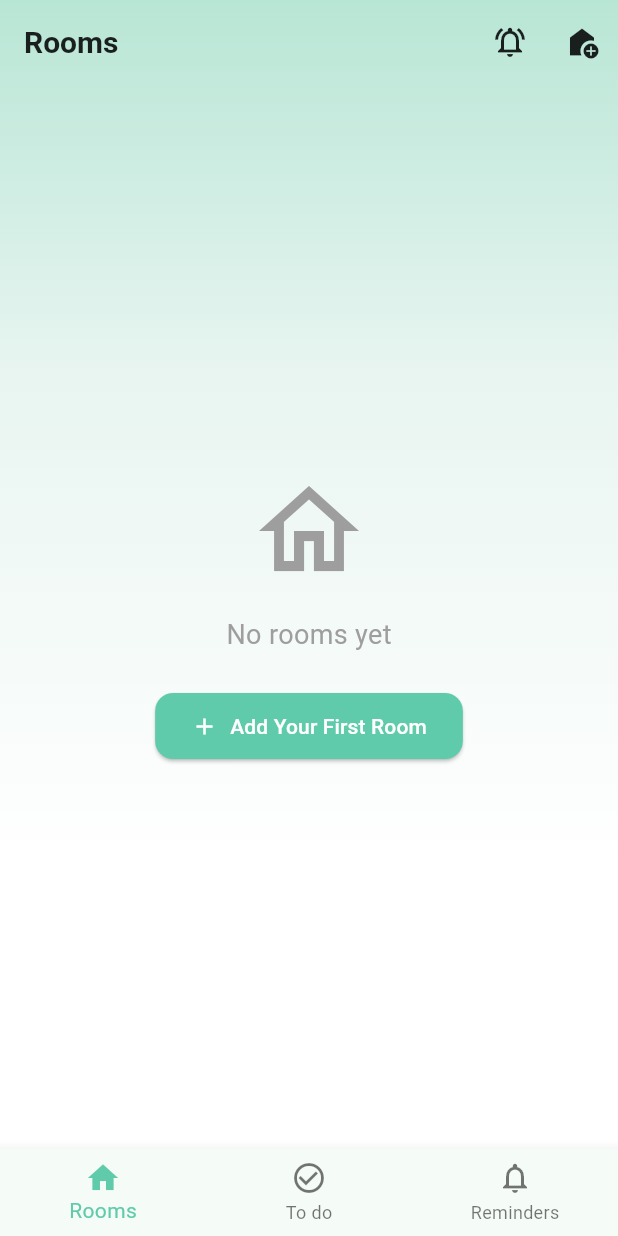
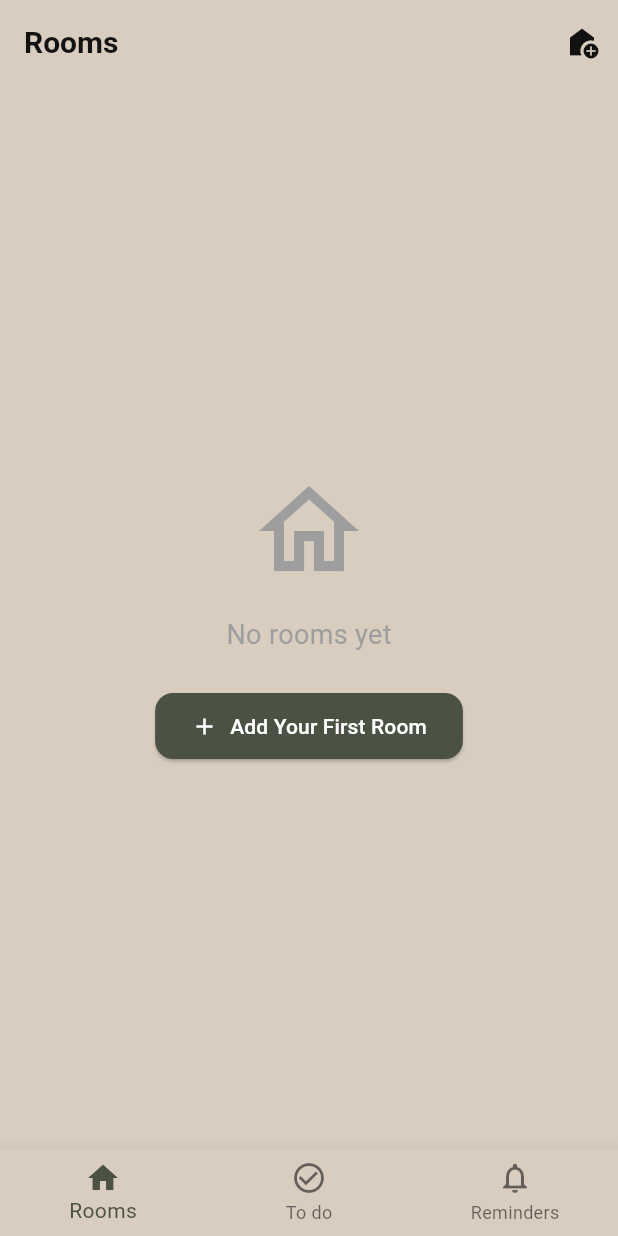
Before and after one commit to alexlamb10/cleaning_tracker, a Flutter app: the screen it shows after launch, on a phone screen of 412 x 824 dp. Run offline on Flutter 3.47's test engine with Material 3 defaults, Android fonts, the phone set to English and light mode, and no system bars; our stand-ins replace shared_preferences, supabase_flutter; missing offline and left inert: dart:js; accounts and stored records are empty; statements that could not run were skipped.

Commit message:
updated notifications

```diff
--- a/lib/main.dart
+++ b/lib/main.dart
@@ -22,15 +22,17 @@ class CleanTrackApp extends StatelessWidget {
       theme: ThemeData(
         useMaterial3: true,
         colorScheme: ColorScheme.fromSeed(
-          seedColor: const Color(0xFF5FCBAA),
-          primary: const Color(0xFF5FCBAA),
-          secondary: const Color(0xFF5FCBAA),
+          seedColor: const Color(0xFFA9BDC4), // Ether
+          primary: const Color(0xFF4B5244),   // Thicket
+          secondary: const Color(0xFF8C7D6E), // Silt
+          surface: const Color(0xFFD9CDBF),   // Bone
+          onSurface: const Color(0xFF121212), // Ink
         ),
-        scaffoldBackgroundColor: Colors.transparent,
+        scaffoldBackgroundColor: const Color(0xFFD9CDBF), // Bone
         cardTheme: const CardThemeData(
-          color: Colors.white,
-          elevation: 4,
-          shadowColor: Color(0x1A000000),
+          color: Colors.white, // Keep white for contrast, or maybe very light Bone
+          elevation: 2,
+          shadowColor: Color(0x1A4B5244), // Thicket with opacity
           shape: RoundedRectangleBorder(
             borderRadius: BorderRadius.all(Radius.circular(20)),
           ),
@@ -38,12 +40,16 @@ class CleanTrackApp extends StatelessWidget {
         appBarTheme: const AppBarTheme(
           backgroundColor: Colors.transparent,
           elevation: 0,
-          iconTheme: IconThemeData(color: Colors.black87),
+          iconTheme: IconThemeData(color: Color(0xFF121212)), // Ink
           titleTextStyle: TextStyle(
-            color: Colors.black87,
+            color: Color(0xFF121212), // Ink
             fontSize: 20,
             fontWeight: FontWeight.w600,
           ),
+        ),
+        textTheme: const TextTheme(
+          bodyMedium: TextStyle(color: Color(0xFF121212)), // Ink
+          titleMedium: TextStyle(color: Color(0xFF121212)), // Ink
         ),
       ),
       home: const DashboardScreen(),
--- a/lib/screens/add_room_screen.dart
+++ b/lib/screens/add_room_screen.dart
@@ -58,7 +58,7 @@ class _AddRoomScreenState extends State<AddRoomScreen> {
                   }
                 },
                 style: ElevatedButton.styleFrom(
-                  backgroundColor: const Color(0xFF5FCBAA),
+                  backgroundColor: const Color(0xFF4B5244), // Thicket
                   foregroundColor: Colors.white,
                   padding: const EdgeInsets.symmetric(vertical: 16),
                   shape: RoundedRectangleBorder(
--- a/lib/screens/add_task_screen.dart
+++ b/lib/screens/add_task_screen.dart
@@ -199,7 +199,7 @@ class _AddTaskScreenState extends State<AddTaskScreen> {
                           'Day',
                           style: TextStyle(
                             fontSize: 18,
-                            color: _frequencyUnit == FrequencyUnit.days ? const Color(0xFF5FCBAA) : Colors.grey,
+                            color: _frequencyUnit == FrequencyUnit.days ? const Color(0xFF4B5244) : Colors.grey, // Thicket
                             fontWeight: FontWeight.w600,
                           ),
                         ),
@@ -213,7 +213,7 @@ class _AddTaskScreenState extends State<AddTaskScreen> {
                           'Week',
                           style: TextStyle(
                             fontSize: 18,
-                            color: _frequencyUnit == FrequencyUnit.weeks ? const Color(0xFF5FCBAA) : Colors.grey,
+                            color: _frequencyUnit == FrequencyUnit.weeks ? const Color(0xFF4B5244) : Colors.grey, // Thicket
                             fontWeight: FontWeight.w600,
                           ),
                         ),
--- a/lib/screens/dashboard_screen.dart
+++ b/lib/screens/dashboard_screen.dart
@@ -35,15 +35,7 @@ class _DashboardScreenState extends State<DashboardScreen> {
           title: Text(_getTitle()),
           actions: _selectedIndex == 0
               ? [
-                  IconButton(
-                    icon: const Icon(Icons.notifications_active_outlined),
-                    onPressed: () async {
-                      final dataService = context.read<DataService>();
-                      await dataService.requestNotificationPermission();
-                      dataService.showTestNotification();
-                    },
-                    tooltip: 'Test Notifications',
-                  ),
+
                   IconButton(
                     icon: const Icon(Icons.add_home),
                     onPressed: () {
@@ -65,7 +57,7 @@ class _DashboardScreenState extends State<DashboardScreen> {
               _selectedIndex = index;
             });
           },
-          selectedItemColor: const Color(0xFF5FCBAA),
+          selectedItemColor: const Color(0xFF4B5244), // Thicket
           items: const [
             BottomNavigationBarItem(
               icon: Icon(Icons.home_outlined),
@@ -136,7 +128,7 @@ class _DashboardScreenState extends State<DashboardScreen> {
                   icon: const Icon(Icons.add),
                   label: const Text('Add Your First Room'),
                   style: ElevatedButton.styleFrom(
-                    backgroundColor: const Color(0xFF5FCBAA),
+                    backgroundColor: const Color(0xFF4B5244), // Thicket
                     foregroundColor: Colors.white,
                     padding: const EdgeInsets.symmetric(horizontal: 24, vertical: 12),
                     shape: RoundedRectangleBorder(
@@ -250,7 +242,7 @@ class _DashboardScreenState extends State<DashboardScreen> {
             child: Column(
               mainAxisAlignment: MainAxisAlignment.center,
               children: [
-                Icon(Icons.check_circle_outline, size: 80, color: Color(0xFF5FCBAA)),
+                Icon(Icons.check_circle_outline, size: 80, color: Color(0xFFA9BDC4)), // Ether
                 SizedBox(height: 16),
                 Text('All caught up!', style: TextStyle(fontSize: 18, color: Colors.grey)),
               ],
--- a/lib/screens/room_detail_screen.dart
+++ b/lib/screens/room_detail_screen.dart
@@ -180,7 +180,7 @@ class RoomDetailScreen extends StatelessWidget {
                       icon: const Icon(Icons.add, size: 18),
                       label: const Text('Task'),
                       style: ElevatedButton.styleFrom(
-                        backgroundColor: const Color(0xFF5FCBAA),
+                        backgroundColor: const Color(0xFF4B5244), // Thicket
                         foregroundColor: Colors.white,
                         padding: const EdgeInsets.symmetric(horizontal: 24, vertical: 12),
                         shape: RoundedRectangleBorder(
--- a/lib/widgets/circular_progress_wheel.dart
+++ b/lib/widgets/circular_progress_wheel.dart
@@ -13,7 +13,7 @@ class CircularProgressWheel extends StatefulWidget {
     required this.progress,
     this.onProgressChanged,
     this.size = 60,
-    this.color = const Color(0xFF5FCBAA),
+    this.color = const Color(0xFF4B5244), // Thicket
     this.interactive = true,
   });
 
--- a/lib/widgets/gradient_background.dart
+++ b/lib/widgets/gradient_background.dart
@@ -13,11 +13,11 @@ class GradientBackground extends StatelessWidget {
           begin: Alignment.topCenter,
           end: Alignment.bottomCenter,
           colors: [
-            Color(0xFFB8E6D5), // Light mint
-            Color(0xFFE8F5F1), // Very light mint
-            Colors.white,
+            Color(0xFFD9CDBF), // Bone
+            Color(0xFFC1C5C2), // Blend
+            Color(0xFFA9BDC4), // Ether
           ],
-          stops: [0.0, 0.3, 0.7],
+          stops: const [0.0, 0.5, 1.0],
         ),
       ),
       child: child,
```
Also changed, not shown: lib/services/data_service.dart (+16 -35 lines), lib/widgets/task_card.dart (+11 -30 lines).
